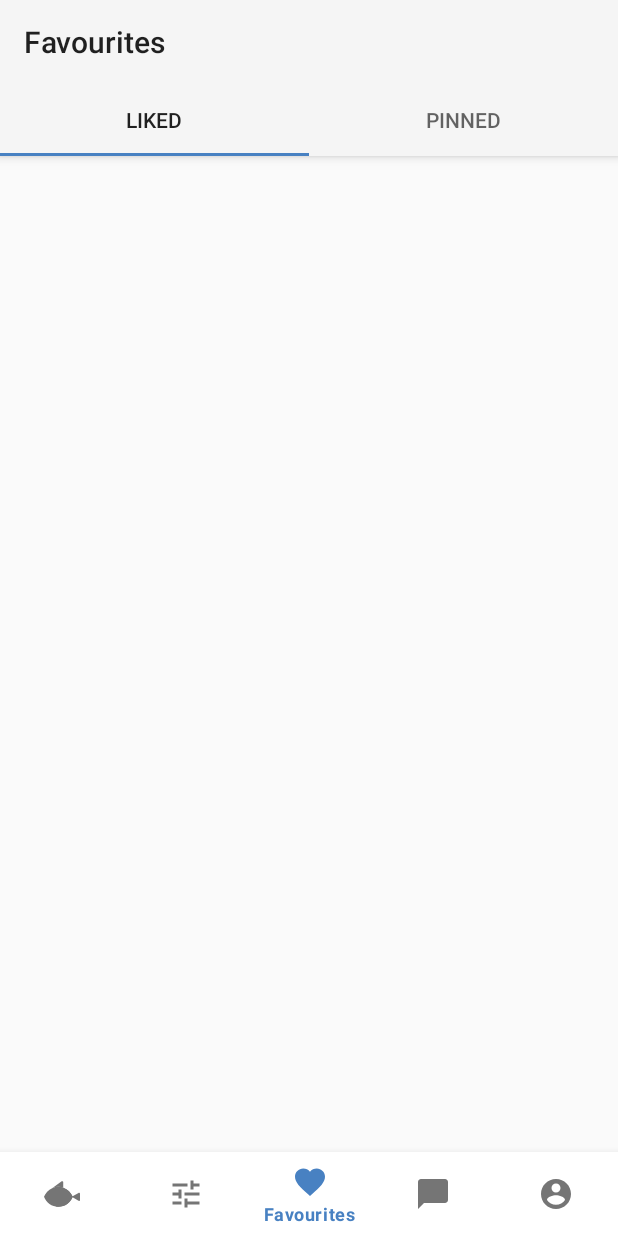
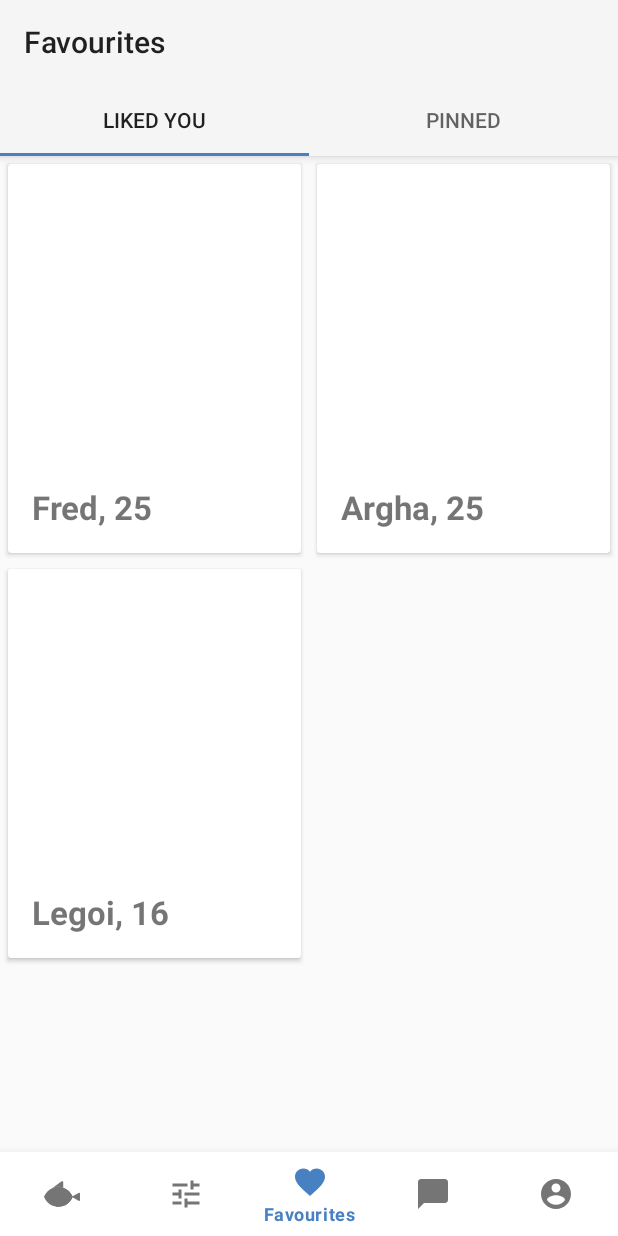
Before and after one commit to contrasting/OverfishingAndroid, an Android app: the screen it shows after launch (MainActivity), item 3 of the bottom bar chosen, on a phone screen of 412 x 824 dp. Run offline under Robolectric (Android 15) with nearby library versions, the phone set to English and light mode, and no system bars; libraries missing offline, so code that uses them is left out: androidx.palette.graphics, com.github.florent37.glidepalette, me.relex.circleindicator; pictures from the network do not load; 6 statements that could not run were skipped.

Commit message:
implement LikedUserFragment

```diff
--- a/app/src/main/java/dating/overfishing/data/FakeUserData.java
+++ b/app/src/main/java/dating/overfishing/data/FakeUserData.java
@@ -5,6 +5,7 @@ import java.util.ArrayList;
 import java.util.Arrays;
 import java.util.Collections;
 import java.util.Deque;
+import java.util.List;
 
 public class FakeUserData implements UserDataProvider {
 
@@ -19,27 +20,24 @@ public class FakeUserData implements UserDataProvider {
 
     private void addFakeUsers() {
         mUserProfiles.add(
-                new UserProfile(new ArrayList<>(
-                        Arrays.asList("https://scontent-lht6-1.xx.fbcdn.net/v/t1.0-1/p200x200/67745945_10219547573225969_7196020350700748800_n.jpg?_nc_cat=102&_nc_oc=AQlLKJ5ZcqUfpLT34Ud7p6MyH3EYM_jyP9jLge40Ijcpun_Op1Q5F6V9gBcRGlm4JNeQ_bHKlKX-6io4csU0SmSF&_nc_ht=scontent-lht6-1.xx&oh=e502417b7c097acf25d0a68800c8a11d&oe=5E2630C3",
-                                "https://scontent-lht6-1.xx.fbcdn.net/v/t1.15752-9/62473747_308112473430934_694946835436929024_n.jpg?_nc_cat=105&_nc_oc=AQlM0QzvSoxzWmGAeR5CTrn3xVyWO4-GhkutBSOhpWDJqBNVqfg5swCkwiv8Pm7Y9tmKXDKKi6NWyvGr9TiIxFmg&_nc_ht=scontent-lht6-1.xx&oh=9fae43f034c9aab53fa632e41b3a72db&oe=5E1901C2")),
-                        "Argha",
-                        25,
-                        23,
-                        "Technology entrepreneur. \n\nGamer and traveller. 13 countries and counting \n\nThird culture kid and trilingual",
-                        "Warwick University")
+                getArgha()
         );
 
         mUserProfiles.add(
-                new UserProfile(new ArrayList<>(
-                        Collections.singleton("https://t5.rbxcdn.com/1eed2d39e12b7c67baedb0f643a7a839")),
-                        "Legoi",
-                        16,
-                        3,
-                        "Oh my god this is so ah wtefa; sldkfj!!!",
-                        "University of Wfoslefj"
-                )
+                getLegoi()
         );
         mCurrentProfile = mUserProfiles.poll();
+    }
+
+    private UserProfile getLegoi() {
+        return new UserProfile(new ArrayList<>(
+                Collections.singleton("https://t5.rbxcdn.com/1eed2d39e12b7c67baedb0f643a7a839")),
+                "Legoi",
+                16,
+                3,
+                "Oh my god this is so ah wtefa; sldkfj!!!",
+                "University of Wfoslefj"
+        );
     }
 
     @Override
@@ -70,15 +68,7 @@ public class FakeUserData implements UserDataProvider {
 
     @Override
     public UserProfile getOwnProfile() {
-        return new UserProfile(new ArrayList<>(
-                Arrays.asList("https://petapixel.com/assets/uploads/2019/02/mooncompositemain-800x800.jpg",
-                        "https://i5.walmartimages.com/asr/49d44f88-30e4-4bdd-a89d-74f795d3efdc_1.4739ce0b7de1063bc98c6091137e7ad3.jpeg?odnHeight=450&odnWidth=450&odnBg=FFFFFF")),
-                "Fred",
-                25,
-                5,
-                "Hi it's me I made this app",
-                "University of Cambridge"
-        );
+        return getFred();
     }
 
     @Override
@@ -92,4 +82,35 @@ public class FakeUserData implements UserDataProvider {
         return getOwnProfile();
     }
 
+    @Override
+    public List<UserProfile> getLikedUsers() {
+        List<UserProfile> tempList = new ArrayList<>();
+        tempList.add(getFred());
+        tempList.add(getArgha());
+        tempList.add(getLegoi());
+        return tempList;
+    }
+
+    private UserProfile getArgha() {
+        return new UserProfile(new ArrayList<>(
+                Arrays.asList("https://scontent-lht6-1.xx.fbcdn.net/v/t1.0-1/p200x200/67745945_10219547573225969_7196020350700748800_n.jpg?_nc_cat=102&_nc_oc=AQlLKJ5ZcqUfpLT34Ud7p6MyH3EYM_jyP9jLge40Ijcpun_Op1Q5F6V9gBcRGlm4JNeQ_bHKlKX-6io4csU0SmSF&_nc_ht=scontent-lht6-1.xx&oh=e502417b7c097acf25d0a68800c8a11d&oe=5E2630C3",
+                        "https://scontent-lht6-1.xx.fbcdn.net/v/t1.15752-9/62473747_308112473430934_694946835436929024_n.jpg?_nc_cat=105&_nc_oc=AQlM0QzvSoxzWmGAeR5CTrn3xVyWO4-GhkutBSOhpWDJqBNVqfg5swCkwiv8Pm7Y9tmKXDKKi6NWyvGr9TiIxFmg&_nc_ht=scontent-lht6-1.xx&oh=9fae43f034c9aab53fa632e41b3a72db&oe=5E1901C2")),
+                "Argha",
+                25,
+                23,
+                "Technology entrepreneur. \n\nGamer and traveller. 13 countries and counting \n\nThird culture kid and trilingual",
+                "Warwick University");
+    }
+
+    private UserProfile getFred() {
+        return new UserProfile(new ArrayList<>(
+                Arrays.asList("https://petapixel.com/assets/uploads/2019/02/mooncompositemain-800x800.jpg",
+                        "https://i5.walmartimages.com/asr/49d44f88-30e4-4bdd-a89d-74f795d3efdc_1.4739ce0b7de1063bc98c6091137e7ad3.jpeg?odnHeight=450&odnWidth=450&odnBg=FFFFFF")),
+                "Fred",
+                25,
+                5,
+                "Hi it's me I made this app",
+                "University of Cambridge");
+    }
+
 }
--- a/app/src/main/java/dating/overfishing/data/RealUserData.java
+++ b/app/src/main/java/dating/overfishing/data/RealUserData.java
@@ -1,6 +1,7 @@
 package dating.overfishing.data;
 
 import java.util.ArrayDeque;
+import java.util.List;
 import java.util.Queue;
 
 public class RealUserData implements UserDataProvider {
@@ -46,4 +47,9 @@ public class RealUserData implements UserDataProvider {
     public UserProfile getPinnedUser() {
         return null;
     }
+
+    @Override
+    public List<UserProfile> getLikedUsers() {
+        return null;
+    }
 }
--- a/app/src/main/java/dating/overfishing/data/UserDataProvider.java
+++ b/app/src/main/java/dating/overfishing/data/UserDataProvider.java
@@ -1,4 +1,6 @@
 package dating.overfishing.data;
+
+import java.util.List;
 
 public interface UserDataProvider {
 
@@ -24,6 +26,8 @@ public interface UserDataProvider {
 
     UserProfile getPinnedUser();
 
+    List<UserProfile> getLikedUsers();
+
     // callback to host
     interface Listener {
         void onMoreUsersFound(UserProfile profile);
--- a/app/src/main/java/dating/overfishing/ui/main/FavouritesFragment.java
+++ b/app/src/main/java/dating/overfishing/ui/main/FavouritesFragment.java
@@ -63,7 +63,7 @@ public class FavouritesFragment extends Fragment {
         @Override
         public CharSequence getPageTitle(int position) {
             if (position == 0) {
-                return "Liked";
+                return "Liked You";
             } else {
                 return "Pinned";
             }
--- /dev/null
+++ b/app/src/main/java/dating/overfishing/ui/main/LikedUserAdapter.java
@@ -0,0 +1,80 @@
+package dating.overfishing.ui.main;
+
+import android.graphics.Color;
+import android.view.LayoutInflater;
+import android.view.View;
+import android.view.ViewGroup;
+import android.widget.ImageView;
+import android.widget.TextView;
+
+import androidx.annotation.NonNull;
+import androidx.annotation.Nullable;
+import androidx.palette.graphics.Palette;
+import androidx.recyclerview.widget.RecyclerView;
+
+import com.bumptech.glide.Glide;
+import com.bumptech.glide.load.resource.drawable.DrawableTransitionOptions;
+import com.github.florent37.glidepalette.BitmapPalette;
+import com.github.florent37.glidepalette.GlidePalette;
+
+import java.util.List;
+
+import dating.overfishing.R;
+import dating.overfishing.data.UserProfile;
+
+public class LikedUserAdapter extends RecyclerView.Adapter<LikedUserAdapter.LikedViewHolder> {
+
+    private List<UserProfile> mUserProfiles;
+
+    @NonNull
+    @Override
+    public LikedViewHolder onCreateViewHolder(@NonNull ViewGroup parent, int viewType) {
+        View v = LayoutInflater.from(parent.getContext()).inflate(R.layout.item_liked_user, parent, false);
+        RecyclerView.LayoutParams lp = new RecyclerView.LayoutParams(ViewGroup.LayoutParams.MATCH_PARENT, ViewGroup.LayoutParams.WRAP_CONTENT);
+        v.setLayoutParams(lp);
+        return new LikedViewHolder(v);
+    }
+
+    @Override
+    public void onBindViewHolder(@NonNull LikedViewHolder holder, int position) {
+        holder.bind(mUserProfiles.get(position));
+    }
+
+    @Override
+    public int getItemCount() {
+        if (mUserProfiles == null) return 0;
+        return mUserProfiles.size();
+    }
+
+    public void setUserProfiles(List<UserProfile> userProfiles) {
+        mUserProfiles = userProfiles;
+        notifyDataSetChanged();
+    }
+
+    protected class LikedViewHolder extends RecyclerView.ViewHolder {
+
+        private TextView mName;
+        private ImageView mImage;
+
+        public LikedViewHolder(@NonNull View itemView) {
+            super(itemView);
+            mName = itemView.findViewById(R.id.item_liked_name);
+            mImage = itemView.findViewById(R.id.item_liked_image);
+        }
+
+        public void bind(UserProfile profile) {
+            mName.setText(profile.getName() + ", " + profile.getAge());
+            Glide.with(itemView.getContext())
+                    .load(profile.getProfileImages().get(0))
+                    .listener(GlidePalette.with(profile.getProfileImages().get(0))
+                            .intoCallBack(palette -> {
+                                if (palette != null) {
+                                    mName.setTextColor(palette.getVibrantColor(Color.WHITE));
+                                }
+                            }))
+                    .centerCrop()
+                    .transition(DrawableTransitionOptions.withCrossFade())
+                    .into(mImage);
+        }
+    }
+}
--- a/app/src/main/java/dating/overfishing/ui/main/LikedUserFragment.java
+++ b/app/src/main/java/dating/overfishing/ui/main/LikedUserFragment.java
@@ -1,9 +1,44 @@
 package dating.overfishing.ui.main;
 
+import android.os.Bundle;
+import android.view.LayoutInflater;
+import android.view.View;
+import android.view.ViewGroup;
+
+import androidx.annotation.NonNull;
+import androidx.annotation.Nullable;
 import androidx.fragment.app.Fragment;
+import androidx.lifecycle.ViewModelProviders;
+import androidx.recyclerview.widget.GridLayoutManager;
+import androidx.recyclerview.widget.RecyclerView;
+
+import dating.overfishing.R;
 
 public class LikedUserFragment extends Fragment {
+
+    private MainViewModel mViewModel;
+    private LikedUserAdapter mAdapter;
+
     public static LikedUserFragment newInstance() {
         return new LikedUserFragment();
     }
+
+    @Override
+    public void onActivityCreated(@Nullable Bundle savedInstanceState) {
+        super.onActivityCreated(savedInstanceState);
+        mViewModel = ViewModelProviders.of(getActivity()).get(MainViewModel.class);
+        mAdapter.setUserProfiles(mViewModel.getLikedUsers());
+    }
+
+    @Nullable
+    @Override
+    public View onCreateView(@NonNull LayoutInflater inflater, @Nullable ViewGroup container, @Nullable Bundle savedInstanceState) {
+        View rootView = inflater.inflate(R.layout.fragment_liked_user, container, false);
+        RecyclerView likedRecycler = rootView.findViewById(R.id.liked_recycler);
+        mAdapter = new LikedUserAdapter();
+        likedRecycler.setAdapter(mAdapter);
+        likedRecycler.setLayoutManager(new GridLayoutManager(getContext(), 2));
+
+        return rootView;
+    }
 }
--- a/app/src/main/java/dating/overfishing/ui/main/MainViewModel.java
+++ b/app/src/main/java/dating/overfishing/ui/main/MainViewModel.java
@@ -5,6 +5,8 @@ import android.app.Application;
 import androidx.lifecycle.AndroidViewModel;
 import androidx.lifecycle.LiveData;
 import androidx.lifecycle.MutableLiveData;
+
+import java.util.List;
 
 import dating.overfishing.data.FakeUserData;
 import dating.overfishing.data.Filters;
@@ -65,4 +67,8 @@ public class MainViewModel extends AndroidViewModel implements UserDataProvider.
     public UserProfile getPinnedProfile() {
         return mDataProvider.getPinnedUser();
     }
+
+    public List<UserProfile> getLikedUsers() {
+        return mDataProvider.getLikedUsers();
+    }
 }
--- /dev/null
+++ b/app/src/main/res/layout/fragment_liked_user.xml
@@ -0,0 +1,6 @@
+<?xml version="1.0" encoding="utf-8"?>
+<androidx.recyclerview.widget.RecyclerView
+    xmlns:android="http://schemas.android.com/apk/res/android"
+    android:id="@+id/liked_recycler"
+    android:layout_width="match_parent"
+    android:layout_height="match_parent"/>
--- /dev/null
+++ b/app/src/main/res/layout/item_liked_user.xml
@@ -0,0 +1,41 @@
+<?xml version="1.0" encoding="utf-8"?>
+<FrameLayout
+    xmlns:android="http://schemas.android.com/apk/res/android"
+    android:layout_width="match_parent"
+    android:layout_height="wrap_content"
+    xmlns:app="http://schemas.android.com/apk/res-auto">
+
+    <androidx.cardview.widget.CardView
+        android:layout_width="match_parent"
+        android:layout_height="wrap_content"
+        android:layout_margin="5dp">
+
+        <androidx.constraintlayout.widget.ConstraintLayout
+            android:layout_width="match_parent"
+            android:layout_height="wrap_content">
+
+            <ImageView
+                android:layout_width="match_parent"
+                android:layout_height="0dp"
+                android:id="@+id/item_liked_image"
+                app:layout_constraintDimensionRatio="1:1.33"
+                app:layout_constraintTop_toTopOf="parent"
+                />
+
+            <TextView
+                android:layout_width="match_parent"
+                android:layout_height="wrap_content"
+                android:textSize="22sp"
+                android:text="Joe Bloggs"
+                android:textStyle="bold"
+                android:layout_gravity="bottom"
+                android:id="@+id/item_liked_name"
+                android:layout_margin="@dimen/fab_padding"
+                app:layout_constraintBottom_toBottomOf="@id/item_liked_image"
+                />
+
+        </androidx.constraintlayout.widget.ConstraintLayout>
+
+    </androidx.cardview.widget.CardView>
+
+</FrameLayout>
```
